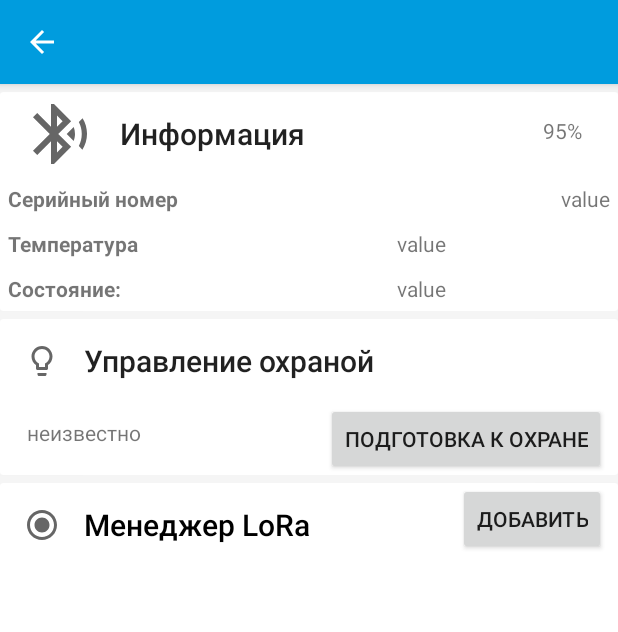
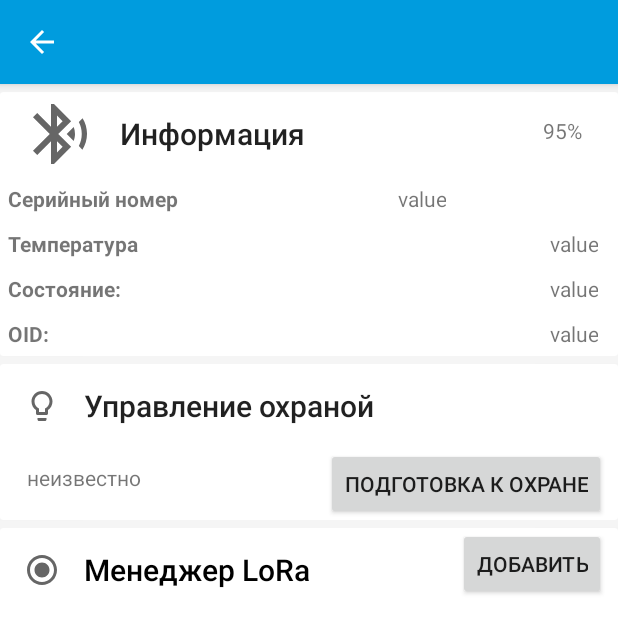
Before and after one commit to SmartTech/Android-nRF-Vega, an Android app: the BlinkyActivity screen opened directly, with no data from a screen before it, on a phone screen of 412 x 824 dp. Shown: the top 632 px of the screen. Run offline under Robolectric (Android 15) with nearby library versions, the phone set to English and light mode, and no system bars; 14 statements that could not run were skipped.

Commit message:
Добавил статусы (заряд, температура, OID, SerialNumber). Корректная обработка менеджера LoRa

```diff
--- a/app/src/main/java/no/nordicsemi/android/vega/BlinkyActivity.java
+++ b/app/src/main/java/no/nordicsemi/android/vega/BlinkyActivity.java
@@ -33,6 +33,7 @@ package no.nordicsemi.android.vega;
 
 //import android.app.Fragment;
 //import android.app.FragmentTransaction;
+
 import android.arch.lifecycle.ViewModelProviders;
 import android.content.DialogInterface;
 import android.content.Intent;
@@ -42,7 +43,6 @@ import android.media.MediaPlayer;
 import android.os.Bundle;
 import android.os.Handler;
 import android.support.constraint.ConstraintLayout;
-//import android.support.v4.app.FragmentManager;
 import android.support.v4.app.FragmentManager;
 import android.support.v7.app.AlertDialog;
 import android.support.v7.app.AppCompatActivity;
@@ -60,12 +60,15 @@ import android.widget.ProgressBar;
 import android.widget.TextView;
 import android.widget.Toast;
 
-import java.util.ArrayList;
+import java.nio.ByteBuffer;
+import java.nio.ByteOrder;
 
 import no.nordicsemi.android.vega.adapter.ExtendedBluetoothDevice;
 import no.nordicsemi.android.vega.adapter.LoraAdapter;
 import no.nordicsemi.android.vega.utils.Utils;
 import no.nordicsemi.android.vega.viewmodels.BlinkyViewModel;
+
+//import android.support.v4.app.FragmentManager;
 
 public class BlinkyActivity extends AppCompatActivity implements LoraAdapter.ClickLoraDialogListener, LoraParametersFragment.LoraDataListener {
 
@@ -196,11 +199,7 @@ public class BlinkyActivity extends AppCompatActivity implements LoraAdapter.Cli
 		viewModel.getConnectionState().observe(this, connectionState::setText);
 
 		viewModel.isConnected().observe(this, connected -> {
-			if (connected) {
-		//		viewModel.requestInfo();
-			} else {
-				finish();
-			}
+			if(!connected) finish();
 		});
 
 		viewModel.getArmState().observe(this, value -> {
@@ -214,7 +213,7 @@ public class BlinkyActivity extends AppCompatActivity implements LoraAdapter.Cli
 			}
 			// охрана установлена
 			else if(value==1) {
-				mp=MediaPlayer.create(getApplicationContext(),R.raw.arm);// the song is a filename which i have pasted inside a folder **raw** created under the **res** folder.//
+				mp=MediaPlayer.create(getApplicationContext(),R.raw.arm);
 				mp.start();
 				armContainer.setBackgroundColor(Color.GREEN);
 				armState.setText(R.string.arm_state_true);
@@ -224,7 +223,7 @@ public class BlinkyActivity extends AppCompatActivity implements LoraAdapter.Cli
 			}
 			// охрана снята
 			else if(value==3) {
-				mp=MediaPlayer.create(getApplicationContext(),R.raw.disarm);// the song is a filename which i have pasted inside a folder **raw** created under the **res** folder.//
+				mp=MediaPlayer.create(getApplicationContext(),R.raw.disarm);
 				mp.start();
 				armContainer.setBackgroundColor(Color.WHITE);
 				armState.setText(R.string.arm_state_false);
@@ -240,7 +239,7 @@ public class BlinkyActivity extends AppCompatActivity implements LoraAdapter.Cli
 			}
 			// тревога
 			else if(value==6) {
-				mp=MediaPlayer.create(getApplicationContext(),R.raw.alarm);// the song is a filename which i have pasted inside a folder **raw** created under the **res** folder.//
+				mp=MediaPlayer.create(getApplicationContext(),R.raw.alarm);
 				mp.start();
 				armContainer.setBackgroundColor(Color.RED);
 				armState.setText(R.string.arm_alarm);
@@ -315,9 +314,44 @@ public class BlinkyActivity extends AppCompatActivity implements LoraAdapter.Cli
 			};
 		});
 
-		viewModel.getStatusState().observe(this, value -> {
-
-		});
+        viewModel.getStatusState().observe(this, value -> {
+            Log.e("getStatusState", String.valueOf(value[1]));
+            byte data[] = new byte[]{value[2], value[3], value[4], value[5]};
+            // CHAR_CMD_INFO events
+            switch(value[1]) {
+                // CHAR_INFO_OID
+                case 0 : {
+                    int oid = ByteBuffer.wrap(data).order(ByteOrder.LITTLE_ENDIAN).getInt();
+                    TextView info_oid = findViewById(R.id.info_device_oid_value);
+                    info_oid.setText(String.valueOf(oid));
+                    Log.e("CHAR_INFO_OID", String.valueOf(oid));
+                } break;
+                // CHAR_INFO_BAT
+                case 1 : {
+                    int bat = ByteBuffer.wrap(data).order(ByteOrder.LITTLE_ENDIAN).getInt();
+                    TextView info_bat = findViewById(R.id.info_device_bat_value);
+                    info_bat.setText(String.valueOf(bat) + "%");
+                    Log.e("CHAR_INFO_BAT", String.valueOf(bat));
+                } break;
+                // CHAR_INFO_TEMP
+                case 2 : {
+                    float temp = ByteBuffer.wrap(data).order(ByteOrder.LITTLE_ENDIAN).getFloat();
+                    String str = String.format("%.01f", temp) + "°C";
+                    TextView info_temp = findViewById(R.id.info_device_temp_value);
+                    info_temp.setText(str);
+                    Log.e("CHAR_INFO_TEMP", str);
+                } break;
+                // CHAR_INFO_CURRENT
+                case 3 : {
+                    float current = ByteBuffer.wrap(data).order(ByteOrder.LITTLE_ENDIAN).getFloat();
+                    String str = String.format("%.02f", current) + "mAh";
+                    TextView info_state = findViewById(R.id.info_device_state_value);
+                    info_state.setText(str);
+                    Log.e("CHAR_INFO_CURRENT", str);
+                } break;
+                default: break;
+            };
+        });
 
 		viewModel.getLoraItems().observe(this, value -> {
 			loraAdapter.notifyDataSetChanged();
--- a/app/src/main/res/layout/activity_blinky.xml
+++ b/app/src/main/res/layout/activity_blinky.xml
@@ -88,7 +88,7 @@
 						app:titleMarginStart="@dimen/toolbar_title_margin" />
 
 					<TextView
-						android:id="@+id/info_state"
+						android:id="@+id/info_device_bat_value"
 						android:layout_width="0dp"
 						android:layout_height="wrap_content"
 						android:layout_marginEnd="8dp"
@@ -110,10 +110,11 @@
 						android:id="@+id/info_device_serial_value"
 						android:layout_width="wrap_content"
 						android:layout_height="wrap_content"
+						android:gravity="right"
 						android:padding="5dp"
 						android:text="value"
 						app:layout_constraintEnd_toEndOf="parent"
-						app:layout_constraintLeft_toRightOf="@+id/info_device_serial"
+						app:layout_constraintStart_toEndOf="@+id/info_device_serial"
 						app:layout_constraintTop_toTopOf="@+id/info_device_serial" />
 
 					<TextView
@@ -128,12 +129,13 @@
 
 					<TextView
 						android:id="@+id/info_device_temp_value"
-						android:layout_width="wrap_content"
+						android:layout_width="match_parent"
 						android:layout_height="wrap_content"
 						android:layout_marginEnd="8dp"
 						android:layout_marginStart="8dp"
 						android:padding="5dp"
 						android:text="value"
+						android:gravity="right"
 						app:layout_constraintEnd_toEndOf="parent"
 						app:layout_constraintStart_toEndOf="@+id/info_device_temp"
 						app:layout_constraintTop_toBottomOf="@+id/info_device_serial" />
@@ -150,15 +152,39 @@
 
 					<TextView
 						android:id="@+id/info_device_state_value"
-						android:layout_width="wrap_content"
+						android:layout_width="match_parent"
 						android:layout_height="wrap_content"
 						android:layout_marginEnd="8dp"
 						android:layout_marginStart="8dp"
 						android:padding="5dp"
 						android:text="value"
+						android:gravity="right"
 						app:layout_constraintEnd_toEndOf="parent"
 						app:layout_constraintStart_toEndOf="@+id/info_device_state"
 						app:layout_constraintTop_toBottomOf="@+id/info_device_temp" />
+
+					<TextView
+						android:id="@+id/info_device_oid"
+						android:layout_width="150dp"
+						android:layout_height="wrap_content"
+						android:layout_marginEnd="8dp"
+						android:padding="5dp"
+						android:text="@string/device_oid"
+						app:layout_constraintLeft_toLeftOf="parent"
+						app:layout_constraintTop_toBottomOf="@+id/info_device_state" />
+
+					<TextView
+						android:id="@+id/info_device_oid_value"
+						android:layout_width="match_parent"
+						android:layout_height="wrap_content"
+						android:layout_marginStart="8dp"
+						android:layout_marginEnd="8dp"
+						android:padding="5dp"
+						android:text="value"
+						android:gravity="right"
+						app:layout_constraintEnd_toEndOf="parent"
+						app:layout_constraintStart_toEndOf="@+id/info_device_state"
+						app:layout_constraintTop_toBottomOf="@+id/info_device_state" />
 
 				</android.support.constraint.ConstraintLayout>
 			</android.support.v7.widget.CardView>
--- a/app/src/main/res/values/strings.xml
+++ b/app/src/main/res/values/strings.xml
@@ -39,6 +39,7 @@
     <string name="device_serial_number"><b>Серийный номер</b></string>
     <string name="device_temperature"><b>Температура</b></string>
     <string name="device_state"><b>Состояние:</b></string>
+    <string name="device_oid"><b>OID:</b></string>
     <string name="title_arm_control">Управление охраной</string>
     <string name="arm_state">Не активна</string>
     <string name="arm_button_prepare">Подготовка к охране</string>
```
Also changed, not shown: app/src/main/java/no/nordicsemi/android/vega/profile/BlinkyManager.java (+4 -7 lines), app/src/main/java/no/nordicsemi/android/vega/viewmodels/BlinkyViewModel.java (+90 -78 lines).
